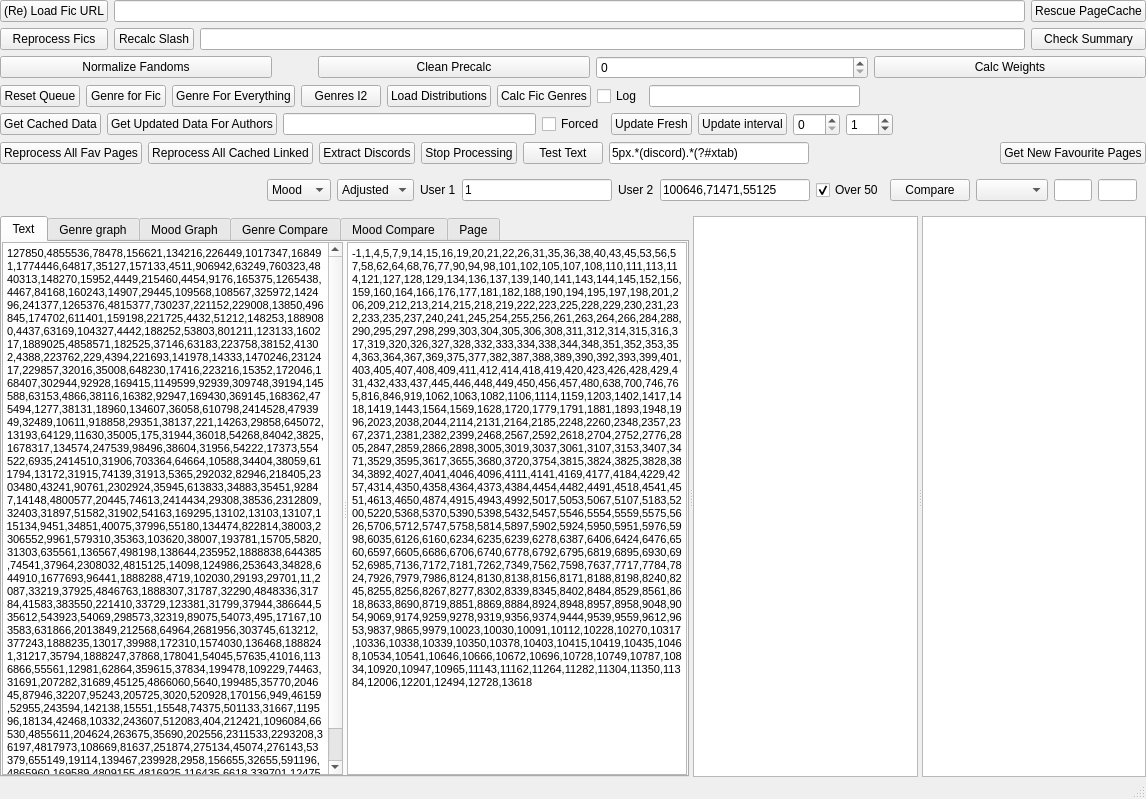
Qt form UI/servitorwindow.ui (Zeks/flipper) before a commit.
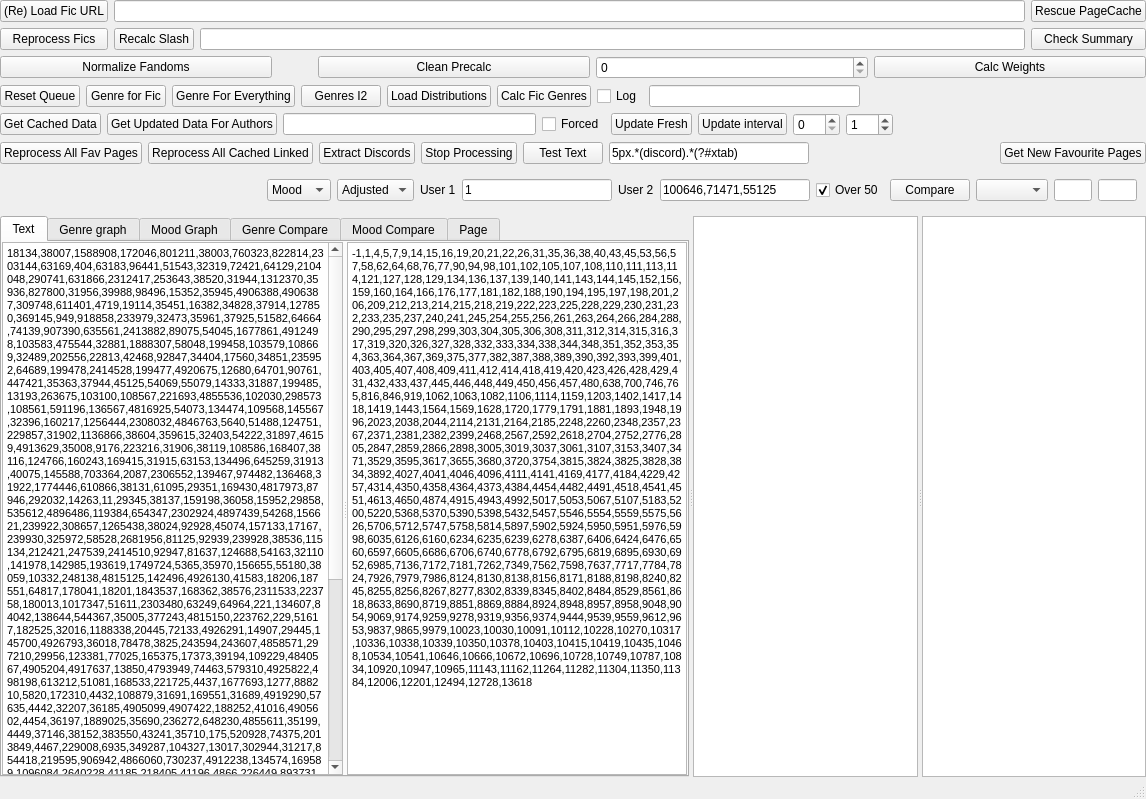
The same form after that commit. The open tabs and pages were chosen to show the change.

Patch:
```diff
--- a/UI/servitorwindow.ui
+++ b/UI/servitorwindow.ui
@@ -732,7 +732,7 @@
 &lt;html&gt;&lt;head&gt;&lt;meta name=&quot;qrichtext&quot; content=&quot;1&quot; /&gt;&lt;style type=&quot;text/css&quot;&gt;
 p, li { white-space: pre-wrap; }
 &lt;/style&gt;&lt;/head&gt;&lt;body style=&quot; font-family:'MS Shell Dlg 2'; font-size:8.25pt; font-weight:400; font-style:normal;&quot;&gt;
-&lt;p style=&quot; margin-top:0px; margin-bottom:0px; margin-left:0px; margin-right:0px; -qt-block-indent:0; text-indent:0px;&quot;&gt;&lt;span style=&quot; font-family:'MS Shell Dlg 2';&quot;&gt;127850,4855536,78478,156621,134216,226449,1017347,168491,1774446,64817,35127,157133,4511,906942,63249,760323,4840313,148270,15952,4449,215460,4454,9176,165375,1265438,4467,84168,160243,14907,29445,109568,108567,325972,142496,241377,1265376,4815377,730237,221152,229008,13850,496845,174702,611401,159198,221725,4432,51212,148253,1889080,4437,63169,104327,4442,188252,53803,801211,123133,160217,1889025,4858571,182525,37146,63183,223758,38152,41302,4388,223762,229,4394,221693,141978,14333,1470246,2312417,229857,32016,35008,648230,17416,223216,15352,172046,168407,302944,92928,169415,1149599,92939,309748,39194,145588,63153,4866,38116,16382,92947,169430,369145,168362,475494,1277,38131,18960,134607,36058,610798,2414528,4793949,32489,10611,918858,29351,38137,221,14263,29858,645072,13193,64129,11630,35005,175,31944,36018,54268,84042,3825,1678317,134574,247539,98496,38604,31956,54222,17373,554522,6935,2414510,31906,703364,64664,10588,34404,38059,611794,13172,31915,74139,31913,5365,292032,82946,218405,2303480,43241,90761,2302924,35945,613833,34883,35451,92847,14148,4800577,20445,74613,2414434,29308,38536,2312809,32403,31897,51582,31902,54163,169295,13102,13103,13107,115134,9451,34851,40075,37996,55180,134474,822814,38003,2306552,9961,579310,35363,103620,38007,193781,15705,5820,31303,635561,136567,498198,138644,235952,1888838,644385,74541,37964,2308032,4815125,14098,124986,253643,34828,644910,1677693,96441,1888288,4719,102030,29193,29701,11,2087,33219,37925,4846763,1888307,31787,32290,4848336,31784,41583,383550,221410,33729,123381,31799,37944,386644,535612,543923,54069,298573,32319,89075,54073,495,17167,103583,631866,2013849,212568,64964,2681956,303745,613212,377243,1888235,13017,39988,172310,1574030,136468,1888241,31217,35794,1888247,37868,178041,54045,57635,41016,1136866,55561,12981,62864,359615,37834,199478,109229,74463,31691,207282,31689,45125,4866060,5640,199485,35770,204645,87946,32207,95243,205725,3020,520928,170156,949,46159,52955,243594,142138,15551,15548,74375,501133,31667,119596,18134,42468,10332,243607,512083,404,212421,1096084,66530,4855611,204624,263675,35690,202556,2311533,2293208,36197,4817973,108669,81637,251874,275134,45074,276143,53379,655149,19114,139467,239928,2958,156655,32655,591196,4865960,169589,4809155,4816925,116435,6618,339701,124751,2640228,362474,17560,362479,32110,100789,134773,108586,&lt;/span&gt;&lt;/p&gt;&lt;/body&gt;&lt;/html&gt;</string>
+&lt;p style=&quot; margin-top:0px; margin-bottom:0px; margin-left:0px; margin-right:0px; -qt-block-indent:0; text-indent:0px;&quot;&gt;&lt;span style=&quot; font-family:'MS Shell Dlg 2';&quot;&gt;18134,38007,1588908,172046,801211,38003,760323,822814,2303144,63169,404,63183,96441,51543,32319,72421,64129,2104048,290741,631866,2312417,253643,38520,31944,1312370,35936,827800,31956,39988,98496,15352,35945,4906388,4906387,309748,611401,4719,19114,35451,16382,34828,37914,127850,369145,949,918858,233979,32473,35961,37925,51582,64664,74139,907390,635561,2413882,89075,54045,1677861,4912498,103583,475544,32881,1888307,58048,199458,103579,108669,32489,202556,22813,42468,92847,34404,17560,34851,235952,64689,199478,2414528,199477,4920675,12680,64701,90761,447421,35363,37944,45125,54069,55079,14333,31887,199485,13193,263675,103100,108567,221693,4855536,102030,298573,108561,591196,136567,4816925,54073,134474,109568,145567,32396,160217,1256444,2308032,4846763,5640,51488,124751,229857,31902,1136866,38604,359615,32403,54222,31897,46159,4913629,35008,9176,223216,31906,38119,108586,168407,38116,124766,160243,169415,31915,63153,134496,645259,31913,40075,145588,703364,2087,2306552,139467,974482,136468,31922,1774446,610866,38131,61095,29351,169430,4817973,87946,292032,14263,11,29345,38137,159198,36058,15952,29858,535612,4896486,119384,654347,2302924,4897439,54268,156621,239922,308657,1265438,38024,92928,45074,157133,17167,239930,325972,58528,2681956,81125,92939,239928,38536,115134,212421,247539,2414510,92947,81637,124688,54163,32110,141978,142985,193619,1749724,5365,35970,156655,55180,38059,10332,248138,4815125,142496,4926130,41583,18206,187551,64817,178041,18201,1843537,168362,38576,2311533,223758,180013,1017347,51611,2303480,63249,64964,221,134607,84042,138644,544367,35005,377243,4815150,223762,229,51617,182525,32016,1188338,20445,72133,4926291,14907,29445,145700,4926793,36018,78478,3825,243594,243607,4858571,297210,29956,123381,77025,165375,17373,39194,109229,4840567,4905204,4917637,13850,4793949,74463,579310,4925822,498198,613212,51081,168533,221725,4437,1677693,1277,888210,5820,172310,4432,108879,31691,169551,31689,4919290,57635,4442,32207,36185,4905099,4907422,188252,41016,4905602,4454,36197,1889025,35690,236272,648230,4855611,35199,4449,37146,38152,383550,43241,35710,175,520928,74375,2013849,4467,229008,6935,349287,104327,13017,302944,31217,854418,219595,906942,4866060,730237,4912238,134574,169589,1096084,2640228,41185,218405,41196,4866,226449,893731,258911,82946,644385,221410,51212,62864,262910,1889080,35127,644910,53803,142138,423008,37834,207282,251874,84173,193781,276001,4388,1007031,339701,84168,212568,32655,4800577,36645,168491,258931,4905814,4394,84176,4809155,4912648,100789,205725,116435,134216,221152,496845,15551,136823,6618,15548,41622,37868,31667,35786,501133,41628,554522,66530,2303015,12981,35794,645072,613833,1678317,2527994,475494,31303,33219,9451,290584,422948,4919854,15705,134773,33729,95243,9961,28668,4919358,18960,1149599,74613,1675052,542336,543923,181004,961657,467845,2293208,124986,146502,53379,14148,77073,4925850,41302,134657,362479,611794,3020,610798,35210,2312809,362474,4897718,170156,1888235,303745,1888247,52955,1574030,1888241,17416,655149,13172,83696,204624,10588,386644,458,226585,4511,204645,708643,2421442,174702,74541,215460,107492,4913336,275134,276143,1888838,4815377,10611,28797,11630,37964,119596,148253,495,4848336,35770,29308,2958,201072,40063,184299,275273,103620,34883,76275,2414434,241377,148270,14098,1265376,1470246,13103,13102,4865960,29701,4926054,29193,4840313,1062943,152571,4905961,31787,32290,13107,31784,123133,512083,31799,37996,58491,2303138,169295,55561,&lt;/span&gt;&lt;/p&gt;&lt;/body&gt;&lt;/html&gt;</string>
               </property>
              </widget>
              <widget class="QTextEdit" name="edtIgnores">
```
Left out of the diff: 2 changed lines with no effect on the pictures.
